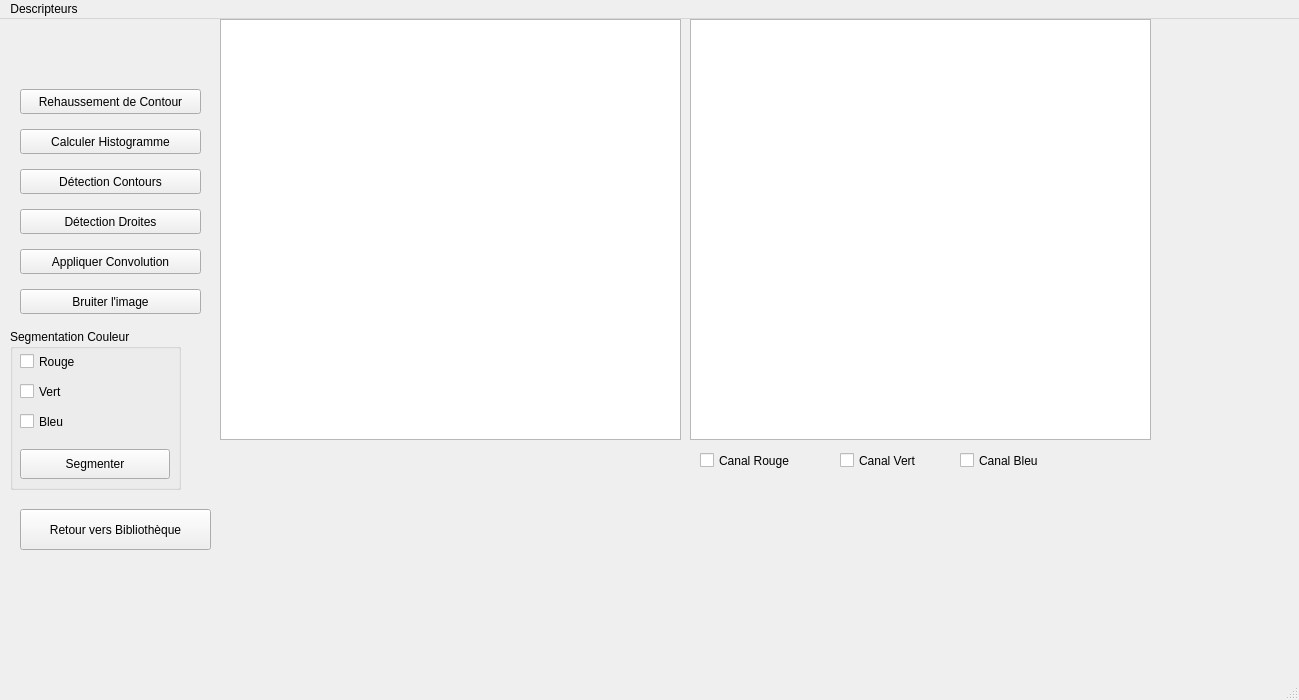
This is Descripteurs/tessst/mainwindow.ui in TomAuclin/PROJETC_LMLTM as Qt 5 draws it before an edit. The edited form follows.
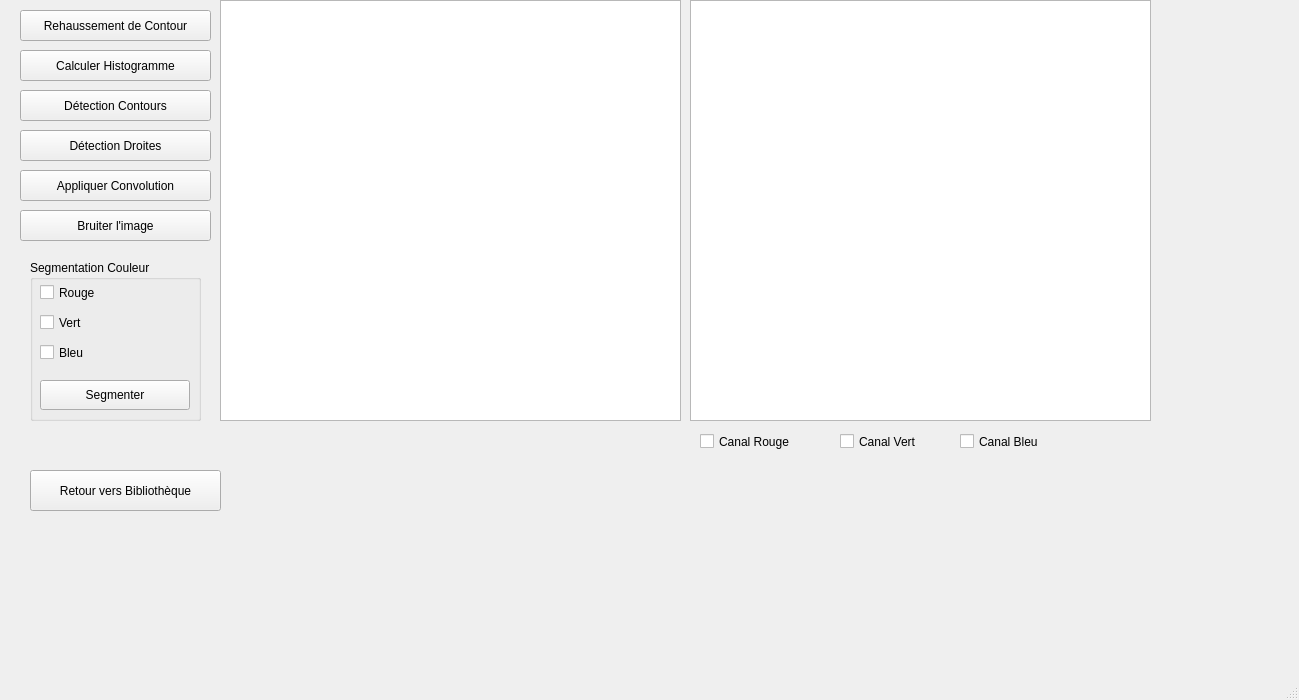
This is the edited form.

Patch:
```diff
--- a/Descripteurs/tessst/mainwindow.ui
+++ b/Descripteurs/tessst/mainwindow.ui
@@ -38,9 +38,9 @@
     <property name="geometry">
      <rect>
       <x>20</x>
-      <y>110</y>
-      <width>181</width>
-      <height>25</height>
+      <y>50</y>
+      <width>191</width>
+      <height>31</height>
      </rect>
     </property>
     <property name="text">
@@ -90,9 +90,9 @@
     <property name="geometry">
      <rect>
       <x>20</x>
-      <y>150</y>
-      <width>181</width>
-      <height>25</height>
+      <y>90</y>
+      <width>191</width>
+      <height>31</height>
      </rect>
     </property>
     <property name="text">
@@ -103,9 +103,9 @@
     <property name="geometry">
      <rect>
       <x>20</x>
-      <y>190</y>
-      <width>181</width>
-      <height>25</height>
+      <y>130</y>
+      <width>191</width>
+      <height>31</height>
      </rect>
     </property>
     <property name="text">
@@ -116,9 +116,9 @@
     <property name="geometry">
      <rect>
       <x>20</x>
-      <y>230</y>
-      <width>181</width>
-      <height>25</height>
+      <y>170</y>
+      <width>191</width>
+      <height>31</height>
      </rect>
     </property>
     <property name="text">
@@ -128,8 +128,8 @@
    <widget class="QGroupBox" name="GroupeSegmentation">
     <property name="geometry">
      <rect>
-      <x>10</x>
-      <y>310</y>
+      <x>30</x>
+      <y>260</y>
       <width>171</width>
       <height>161</height>
      </rect>
@@ -194,9 +194,9 @@
     <property name="geometry">
      <rect>
       <x>20</x>
-      <y>70</y>
-      <width>181</width>
-      <height>25</height>
+      <y>10</y>
+      <width>191</width>
+      <height>31</height>
      </rect>
     </property>
     <property name="text">
@@ -206,8 +206,8 @@
    <widget class="QPushButton" name="RetourVersBiblio">
     <property name="geometry">
      <rect>
-      <x>20</x>
-      <y>490</y>
+      <x>30</x>
+      <y>470</y>
       <width>191</width>
       <height>41</height>
      </rect>
@@ -220,9 +220,9 @@
     <property name="geometry">
      <rect>
       <x>20</x>
-      <y>270</y>
-      <width>181</width>
-      <height>25</height>
+      <y>210</y>
+      <width>191</width>
+      <height>31</height>
      </rect>
     </property>
     <property name="text">
@@ -230,26 +230,6 @@
     </property>
    </widget>
   </widget>
-  <widget class="QMenuBar" name="menubar">
-   <property name="geometry">
-    <rect>
-     <x>0</x>
-     <y>0</y>
-     <width>1299</width>
-     <height>22</height>
-    </rect>
-   </property>
-   <widget class="QMenu" name="menuDescripteurs">
-    <property name="title">
-     <string>Descripteurs</string>
-    </property>
-    <addaction name="actionAjouterDescripteur"/>
-    <addaction name="actionModifierDescripteur"/>
-    <addaction name="actionSupprimerDescripteur"/>
-    <addaction name="actionRechercherImage"/>
-   </widget>
-   <addaction name="menuDescripteurs"/>
-  </widget>
   <widget class="QStatusBar" name="statusbar"/>
   <action name="actionAjouterDescripteur">
    <property name="text">
```
